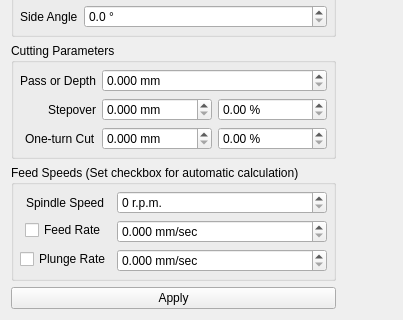
The window that G2G/tooldatabase/tooleditform.ui (aLDime/GERBER_X2) describes before a commit, drawn with Qt 5; both pictures show x 0 to 403 and y 228 to 548 of the 403 by 548 pixel window.
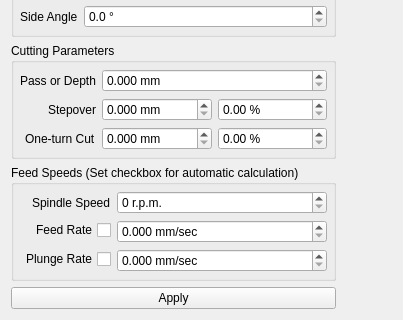
The same window after the commit. Custom widgets are drawn as their Qt base class.

The edit to the form file:
```diff
--- a/G2G/tooldatabase/tooleditform.ui
+++ b/G2G/tooldatabase/tooleditform.ui
@@ -380,7 +380,10 @@
      </property>
      <layout class="QFormLayout" name="formLayout_4">
       <property name="labelAlignment">
-       <set>Qt::AlignCenter</set>
+       <set>Qt::AlignRight|Qt::AlignTrailing|Qt::AlignVCenter</set>
+      </property>
+      <property name="formAlignment">
+       <set>Qt::AlignLeading|Qt::AlignLeft|Qt::AlignTop</set>
       </property>
       <property name="leftMargin">
        <number>6</number>
@@ -422,6 +425,9 @@
         <property name="toolTip">
          <string>If checked then automatic calculate!</string>
         </property>
+        <property name="layoutDirection">
+         <enum>Qt::RightToLeft</enum>
+        </property>
         <property name="text">
          <string>Feed Rate</string>
         </property>
@@ -448,6 +454,9 @@
         <property name="toolTip">
          <string>If checked then automatic calculate!</string>
         </property>
+        <property name="layoutDirection">
+         <enum>Qt::RightToLeft</enum>
+        </property>
         <property name="text">
          <string>Plunge Rate</string>
         </property>
```
